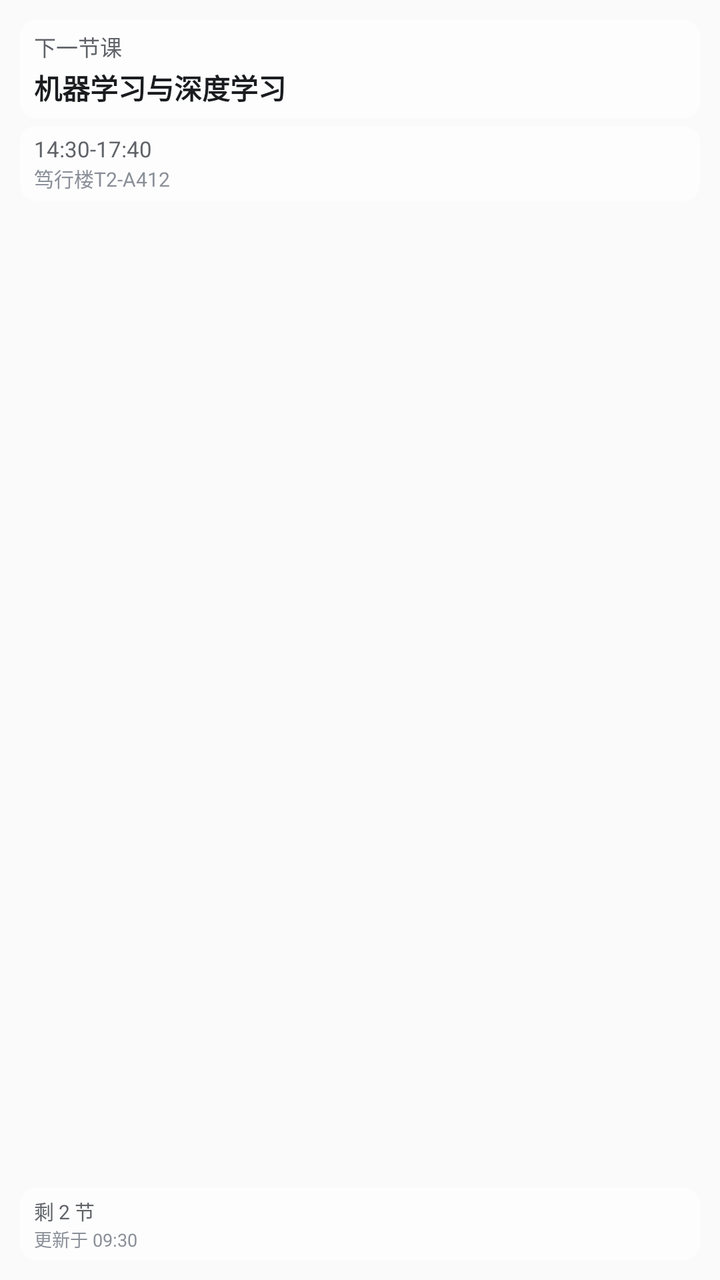
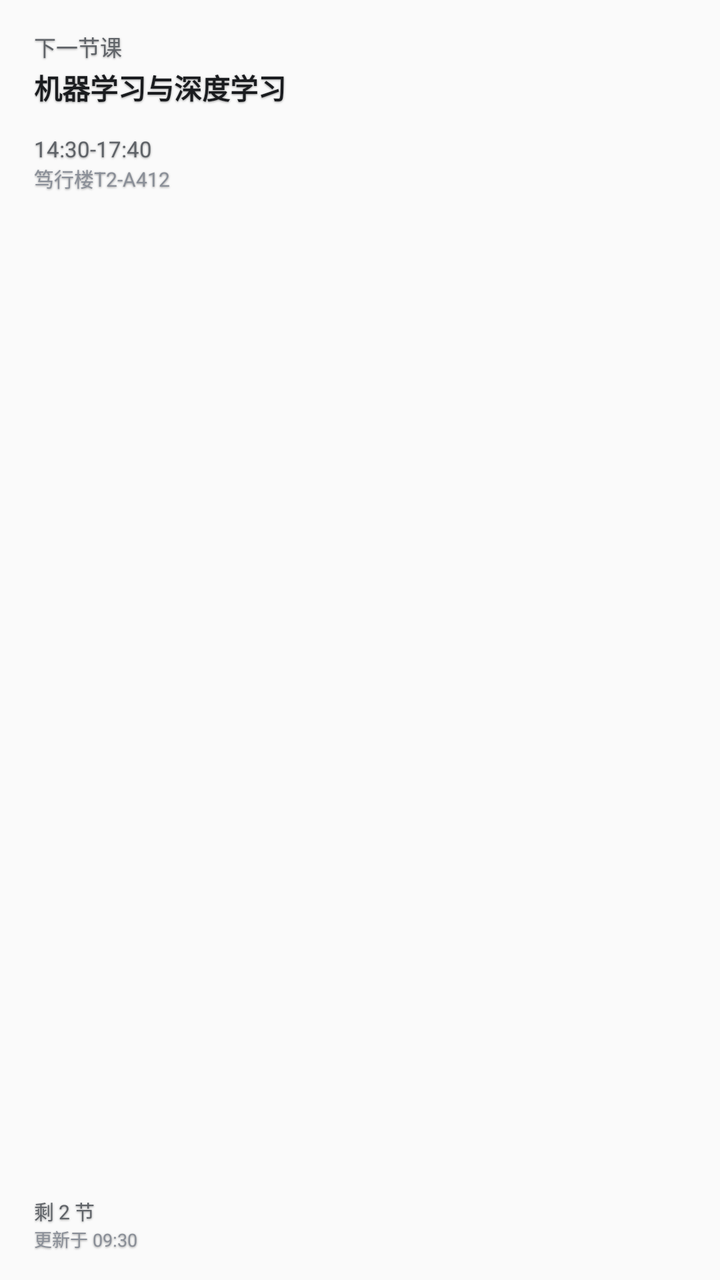

Before-and-after screenshots of an Android layout around one commit, followed by the original layout XML and the change that was made.
<!-- AndroidManifest.xml: application theme AppTheme -->
<!-- res/layout/widget_next_preview.xml -->
<?xml version="1.0" encoding="utf-8"?>
<LinearLayout xmlns:android="http://schemas.android.com/apk/res/android"
    android:layout_width="match_parent"
    android:layout_height="match_parent"
    android:orientation="vertical"
    android:padding="10dp">

    <LinearLayout
        android:layout_width="match_parent"
        android:layout_height="wrap_content"
        android:background="@drawable/widget_strip_light"
        android:orientation="vertical"
        android:paddingStart="7dp"
        android:paddingTop="5dp"
        android:paddingEnd="7dp"
        android:paddingBottom="5dp">

        <TextView
            android:layout_width="match_parent"
            android:layout_height="wrap_content"
            android:maxLines="1"
            android:text="下一节课"
            android:textColor="#5F6368"
            android:textSize="11sp" />

        <TextView
            android:layout_width="match_parent"
            android:layout_height="wrap_content"
            android:layout_marginTop="2dp"
            android:ellipsize="end"
            android:maxLines="2"
            android:text="机器学习与深度学习"
            android:textColor="#1A1C1F"
            android:textSize="14sp"
            android:textStyle="bold" />
    </LinearLayout>

    <LinearLayout
        android:layout_width="match_parent"
        android:layout_height="wrap_content"
        android:layout_marginTop="4dp"
        android:background="@drawable/widget_strip_light"
        android:orientation="vertical"
        android:paddingStart="7dp"
        android:paddingTop="4dp"
        android:paddingEnd="7dp"
        android:paddingBottom="4dp">

        <TextView
            android:layout_width="match_parent"
            android:layout_height="wrap_content"
            android:maxLines="1"
            android:text="14:30-17:40"
            android:textColor="#5F6368"
            android:textSize="11sp" />

        <TextView
            android:layout_width="match_parent"
            android:layout_height="wrap_content"
            android:ellipsize="end"
            android:maxLines="1"
            android:text="笃行楼T2-A412"
            android:textColor="#8A8F98"
            android:textSize="10sp" />
    </LinearLayout>

    <TextView
        android:layout_width="match_parent"
        android:layout_height="0dp"
        android:layout_weight="1" />

    <LinearLayout
        android:layout_width="match_parent"
        android:layout_height="wrap_content"
        android:background="@drawable/widget_strip_light"
        android:orientation="vertical"
        android:paddingStart="7dp"
        android:paddingTop="4dp"
        android:paddingEnd="7dp"
        android:paddingBottom="4dp">

        <TextView
            android:layout_width="match_parent"
            android:layout_height="wrap_content"
            android:maxLines="1"
            android:text="剩 2 节"
            android:textColor="#5F6368"
            android:textSize="10sp" />

        <TextView
            android:layout_width="match_parent"
            android:layout_height="wrap_content"
            android:maxLines="1"
            android:text="更新于 09:30"
            android:textColor="#8A8F98"
            android:textSize="9sp" />
    </LinearLayout>
</LinearLayout>
<!-- resources referenced by this layout -->
<resources>
  <!-- drawable widget_strip_light (drawable) -->
  <?xml version="1.0" encoding="utf-8"?>
  <shape xmlns:android="http://schemas.android.com/apk/res/android"
      android:shape="rectangle">
      <solid android:color="#99FFFFFF" />
      <corners android:radius="8dp" />
  </shape>
  <style name="AppTheme" parent="Theme.AppCompat.Light.DarkActionBar">
          
          <item name="colorPrimary">@color/colorPrimary</item>
          <item name="colorPrimaryDark">@color/colorPrimaryDark</item>
          <item name="colorAccent">@color/colorAccent</item>
      </style>
</resources>

<!-- the commit's change to res/layout/widget_next_preview.xml (unified diff, before → after) -->
@@ -8,7 +8,6 @@
     <LinearLayout
         android:layout_width="match_parent"
         android:layout_height="wrap_content"
-        android:background="@drawable/widget_strip_light"
         android:orientation="vertical"
         android:paddingStart="7dp"
         android:paddingTop="5dp"
@@ -16,6 +15,10 @@
         android:paddingBottom="5dp">
 
         <TextView
+            android:shadowColor="#66000000"
+            android:shadowDx="0"
+            android:shadowDy="1"
+            android:shadowRadius="2"
             android:layout_width="match_parent"
             android:layout_height="wrap_content"
             android:maxLines="1"
@@ -24,6 +27,10 @@
             android:textSize="11sp" />
 
         <TextView
+            android:shadowColor="#66000000"
+            android:shadowDx="0"
+            android:shadowDy="1"
+            android:shadowRadius="2"
             android:layout_width="match_parent"
             android:layout_height="wrap_content"
             android:layout_marginTop="2dp"
@@ -39,7 +46,6 @@
         android:layout_width="match_parent"
         android:layout_height="wrap_content"
         android:layout_marginTop="4dp"
-        android:background="@drawable/widget_strip_light"
         android:orientation="vertical"
         android:paddingStart="7dp"
         android:paddingTop="4dp"
@@ -47,6 +53,10 @@
         android:paddingBottom="4dp">
 
         <TextView
+            android:shadowColor="#66000000"
+            android:shadowDx="0"
+            android:shadowDy="1"
+            android:shadowRadius="2"
             android:layout_width="match_parent"
             android:layout_height="wrap_content"
             android:maxLines="1"
@@ -55,6 +65,10 @@
             android:textSize="11sp" />
 
         <TextView
+            android:shadowColor="#66000000"
+            android:shadowDx="0"
+            android:shadowDy="1"
+            android:shadowRadius="2"
             android:layout_width="match_parent"
             android:layout_height="wrap_content"
             android:ellipsize="end"
@@ -65,6 +79,10 @@
     </LinearLayout>
 
     <TextView
+            android:shadowColor="#66000000"
+            android:shadowDx="0"
+            android:shadowDy="1"
+            android:shadowRadius="2"
         android:layout_width="match_parent"
         android:layout_height="0dp"
         android:layout_weight="1" />
@@ -72,7 +90,6 @@
     <LinearLayout
         android:layout_width="match_parent"
         android:layout_height="wrap_content"
-        android:background="@drawable/widget_strip_light"
         android:orientation="vertical"
         android:paddingStart="7dp"
         android:paddingTop="4dp"
@@ -80,6 +97,10 @@
         android:paddingBottom="4dp">
 
         <TextView
+            android:shadowColor="#66000000"
+            android:shadowDx="0"
+            android:shadowDy="1"
+            android:shadowRadius="2"
             android:layout_width="match_parent"
             android:layout_height="wrap_content"
             android:maxLines="1"
@@ -88,6 +109,10 @@
             android:textSize="10sp" />
 
         <TextView
+            android:shadowColor="#66000000"
+            android:shadowDx="0"
+            android:shadowDy="1"
+            android:shadowRadius="2"
             android:layout_width="match_parent"
             android:layout_height="wrap_content"
             android:maxLines="1"
<!-- resource entries referenced after the edit -->
@@ -1,12 +1,5 @@
 <!-- resources referenced by this layout -->
 <resources>
-  <!-- drawable widget_strip_light (drawable) -->
-  <?xml version="1.0" encoding="utf-8"?>
-  <shape xmlns:android="http://schemas.android.com/apk/res/android"
-      android:shape="rectangle">
-      <solid android:color="#99FFFFFF" />
-      <corners android:radius="8dp" />
-  </shape>
   <style name="AppTheme" parent="Theme.AppCompat.Light.DarkActionBar">
           
           <item name="colorPrimary">@color/colorPrimary</item>
